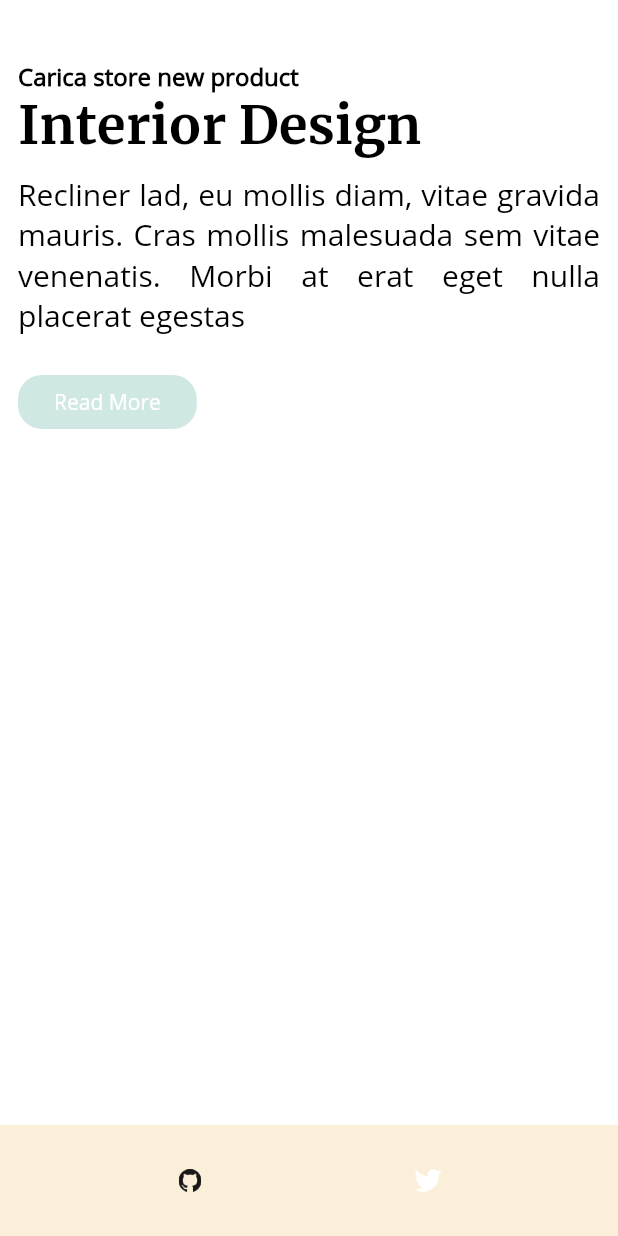
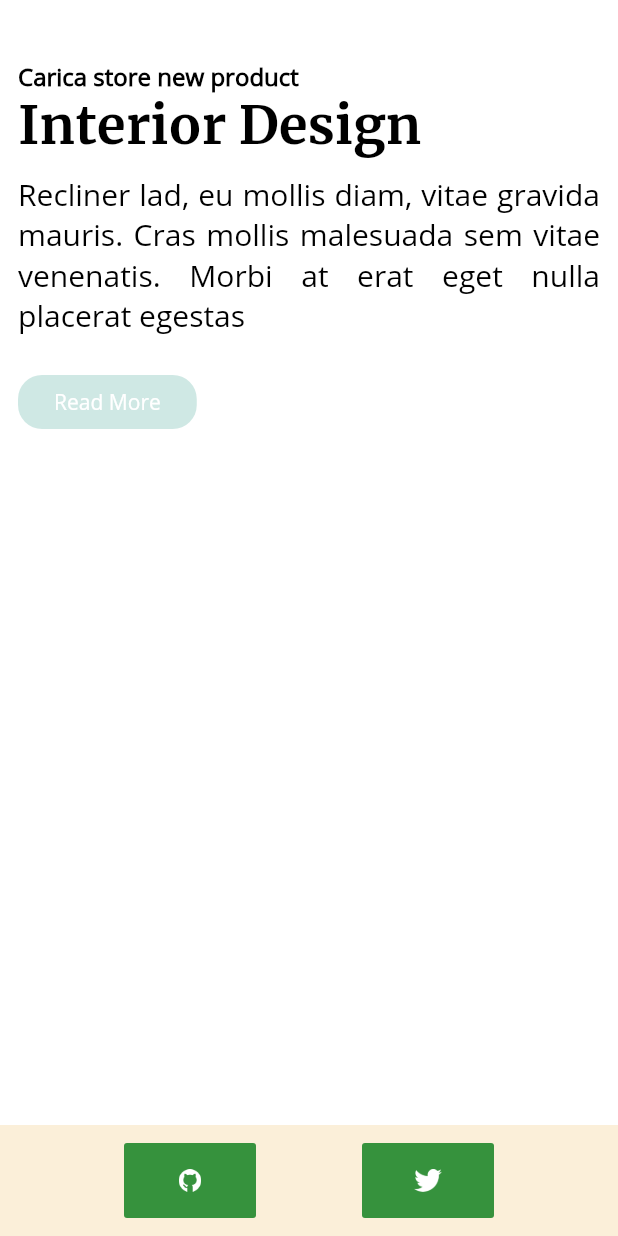
Before and after one commit to samuelematias/Formpad, a Flutter app: the screen it shows after launch, on a phone screen of 412 x 824 dp. Run offline on Flutter 3.47's test engine with Material 2 defaults, Android fonts, the phone set to English and light mode, and no system bars.

Commit message:
update socialMedia bar color

```diff
--- a/lib/src/widgets/social_media/social_media.dart
+++ b/lib/src/widgets/social_media/social_media.dart
@@ -21,9 +21,9 @@ class SocialMedia extends StatelessWidget {
           height: 50,
           child: FlatButton(
             onPressed: () {},
-            color: ColorTheme.beige,
+            color: ColorTheme.green,
             child: Image(
-              image: AssetImage(iconGithubBlack),
+              image: AssetImage(iconGithub),
               alignment: Alignment.center,
               height: 15.0,
             ),
@@ -33,7 +33,7 @@ class SocialMedia extends StatelessWidget {
           height: 50,
           child: FlatButton(
             onPressed: () {},
-            color: ColorTheme.beige,
+            color: ColorTheme.green,
             child: Image(
               image: AssetImage(iconTwitter),
               alignment: Alignment.center,
```
